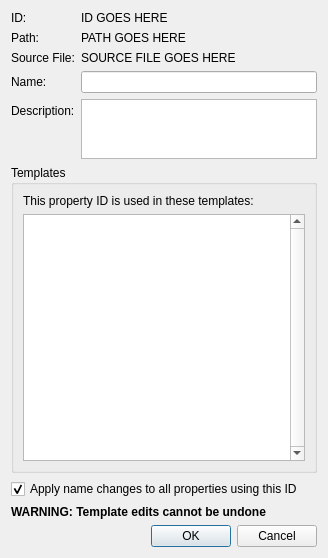
AxioDL/PrimeWorldEditor, file src/Editor/WorldEditor/CTemplateEditDialog.ui: the form before one commit.
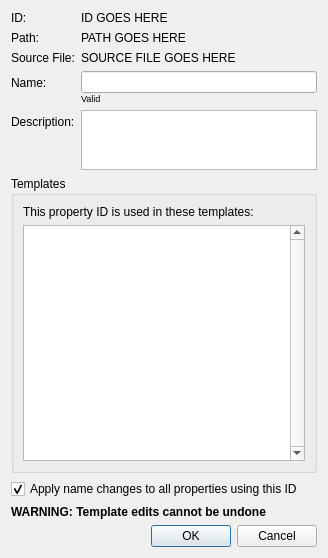
The form after the commit. Custom widgets are drawn as their Qt base class.

Diff of the .ui file:
```diff
--- a/src/Editor/WorldEditor/CTemplateEditDialog.ui
+++ b/src/Editor/WorldEditor/CTemplateEditDialog.ui
@@ -13,9 +13,9 @@
   <property name="windowTitle">
    <string>Edit Template</string>
   </property>
-  <layout class="QVBoxLayout" name="verticalLayout_2">
+  <layout class="QVBoxLayout" name="verticalLayout_3">
    <item>
-    <layout class="QFormLayout" name="PropertyDataForm">
+    <layout class="QFormLayout" name="formLayout">
      <item row="0" column="0">
       <widget class="QLabel" name="IDLabel">
        <property name="text">
@@ -70,7 +70,31 @@
       </widget>
      </item>
      <item row="3" column="1">
-      <widget class="QLineEdit" name="NameLineEdit"/>
+      <layout class="QVBoxLayout" name="verticalLayout_2">
+       <property name="spacing">
+        <number>0</number>
+       </property>
+       <item>
+        <widget class="CSoftValidatorLineEdit" name="NameLineEdit"/>
+       </item>
+       <item>
+        <widget class="CValidityLabel" name="ValidityLabel">
+         <property name="font">
+          <font>
+           <pointsize>7</pointsize>
+           <weight>50</weight>
+           <bold>false</bold>
+          </font>
+         </property>
+         <property name="text">
+          <string>Valid</string>
+         </property>
+         <property name="alignment">
+          <set>Qt::AlignLeading|Qt::AlignLeft|Qt::AlignVCenter</set>
+         </property>
+        </widget>
+       </item>
+      </layout>
      </item>
      <item row="4" column="0">
       <widget class="QLabel" name="DescriptionLabel">
@@ -205,6 +229,18 @@
    </item>
   </layout>
  </widget>
+ <customwidgets>
+  <customwidget>
+   <class>CSoftValidatorLineEdit</class>
+   <extends>QLineEdit</extends>
+   <header>Editor/Widgets/CSoftValidatorLineEdit.h</header>
+  </customwidget>
+  <customwidget>
+   <class>CValidityLabel</class>
+   <extends>QLabel</extends>
+   <header>Editor/Widgets/CValidityLabel.h</header>
+  </customwidget>
+ </customwidgets>
  <resources/>
  <connections>
   <connection>
```
Left out of the diff: 40 changed lines with no effect on the pictures.
